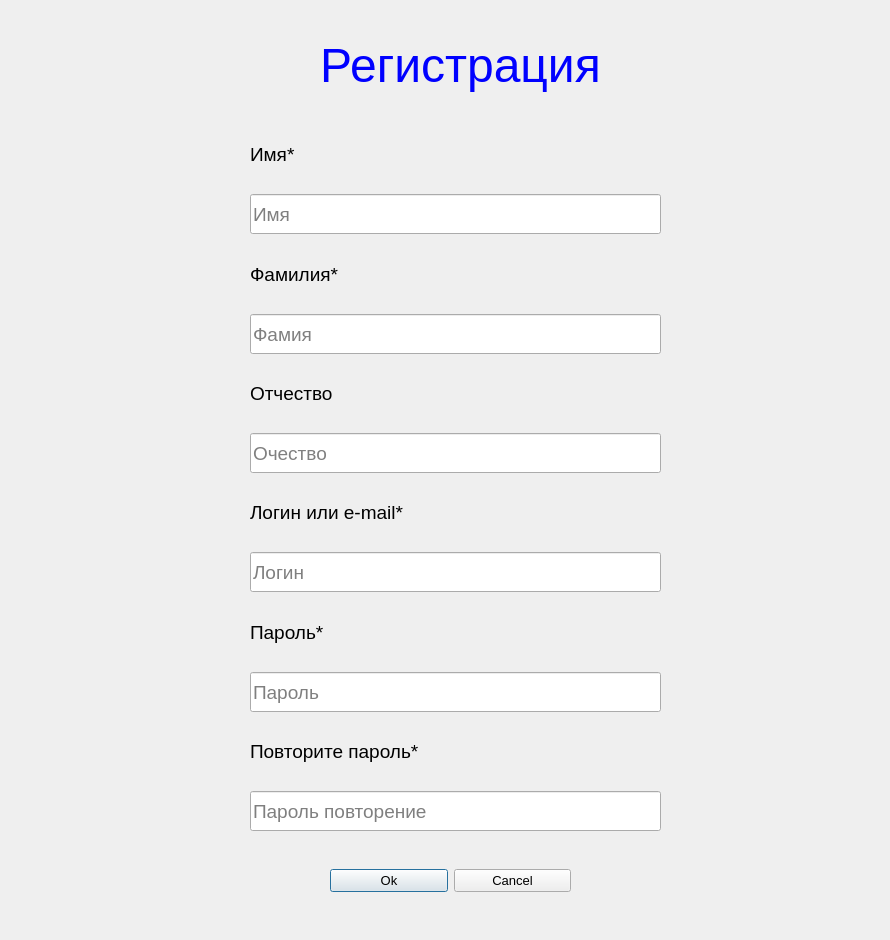
First picture: the form in testschool/register_form.ui, repository Natasha-rare/The-analysis-of-structure-and-dinamics-of-graduate-s-network-communities, before the edit.
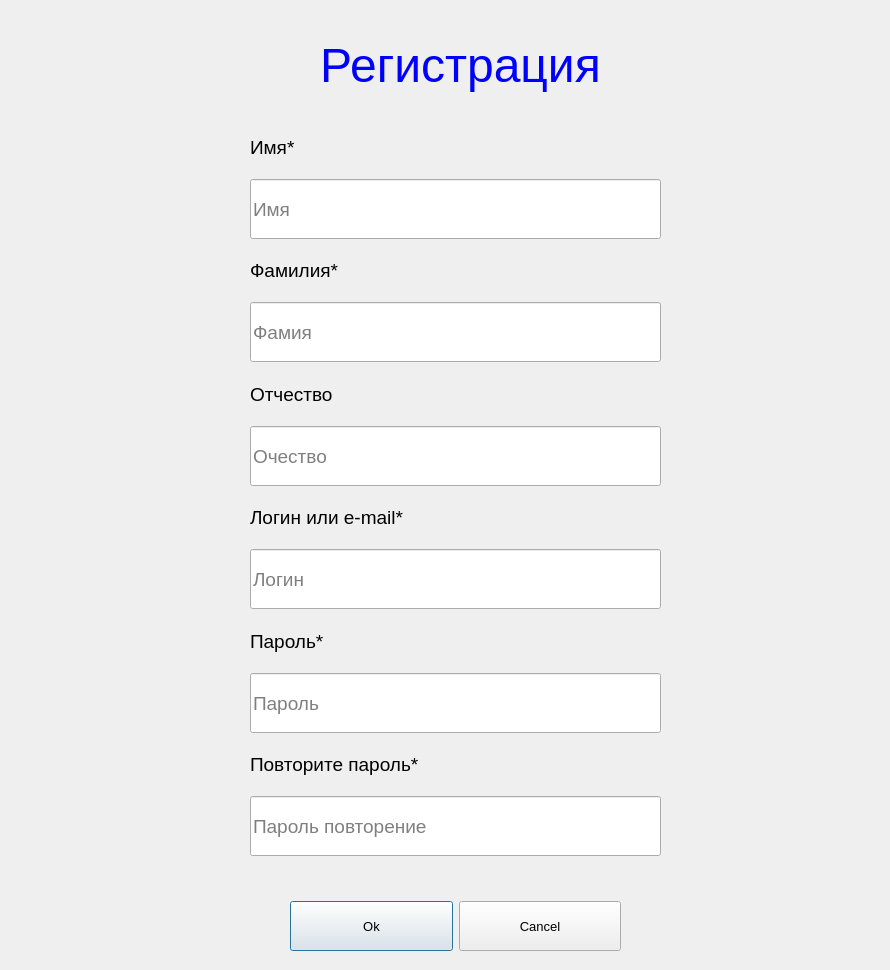
Second picture: the form after the edit.

```diff
--- a/testschool/register_form.ui
+++ b/testschool/register_form.ui
@@ -7,19 +7,19 @@
     <x>0</x>
     <y>0</y>
     <width>890</width>
-    <height>940</height>
+    <height>970</height>
    </rect>
   </property>
   <property name="minimumSize">
    <size>
     <width>890</width>
-    <height>940</height>
+    <height>970</height>
    </size>
   </property>
   <property name="maximumSize">
    <size>
     <width>890</width>
-    <height>940</height>
+    <height>12000000</height>
    </size>
   </property>
   <property name="font">
@@ -62,13 +62,16 @@
      <x>250</x>
      <y>130</y>
      <width>411</width>
-     <height>701</height>
+     <height>741</height>
     </rect>
    </property>
    <layout class="QVBoxLayout" name="verticalLayout_7">
     <property name="spacing">
      <number>15</number>
     </property>
+    <property name="bottomMargin">
+     <number>15</number>
+    </property>
     <item>
      <layout class="QVBoxLayout" name="verticalLayout">
       <item>
@@ -89,7 +92,7 @@
         <property name="minimumSize">
          <size>
           <width>0</width>
-          <height>40</height>
+          <height>60</height>
          </size>
         </property>
         <property name="font">
@@ -125,7 +128,7 @@
         <property name="minimumSize">
          <size>
           <width>0</width>
-          <height>40</height>
+          <height>60</height>
          </size>
         </property>
         <property name="font">
@@ -164,7 +167,7 @@
         <property name="minimumSize">
          <size>
           <width>0</width>
-          <height>40</height>
+          <height>60</height>
          </size>
         </property>
         <property name="font">
@@ -203,7 +206,7 @@
         <property name="minimumSize">
          <size>
           <width>0</width>
-          <height>40</height>
+          <height>60</height>
          </size>
         </property>
         <property name="font">
@@ -242,7 +245,7 @@
         <property name="minimumSize">
          <size>
           <width>0</width>
-          <height>40</height>
+          <height>60</height>
          </size>
         </property>
         <property name="font">
@@ -284,7 +287,7 @@
         <property name="minimumSize">
          <size>
           <width>0</width>
-          <height>40</height>
+          <height>60</height>
          </size>
         </property>
         <property name="font">
@@ -308,18 +311,24 @@
     </item>
    </layout>
   </widget>
-  <widget class="QWidget" name="">
+  <widget class="QWidget" name="layoutWidget">
    <property name="geometry">
     <rect>
-     <x>330</x>
-     <y>860</y>
-     <width>241</width>
-     <height>41</height>
+     <x>290</x>
+     <y>900</y>
+     <width>331</width>
+     <height>52</height>
     </rect>
    </property>
    <layout class="QHBoxLayout" name="horizontalLayout">
     <item>
      <widget class="QPushButton" name="ok">
+      <property name="minimumSize">
+       <size>
+        <width>0</width>
+        <height>50</height>
+       </size>
+      </property>
       <property name="text">
        <string>Ok</string>
       </property>
@@ -327,6 +336,12 @@
     </item>
     <item>
      <widget class="QPushButton" name="cancel">
+      <property name="minimumSize">
+       <size>
+        <width>0</width>
+        <height>50</height>
+       </size>
+      </property>
       <property name="text">
        <string>Cancel</string>
       </property>
```
